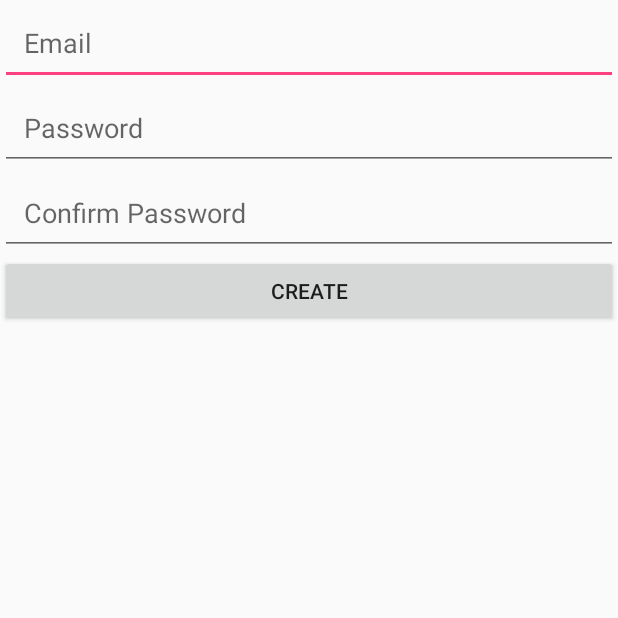
After one commit to kgarg1995/CheggTSMSProject, an Android app: the SignUpActivity screen opened directly, with no data from a screen before it, on a phone screen of 412 x 824 dp, the top half of it. The commit adds this screen. Run offline under Robolectric (Android 15) with nearby library versions, the phone set to English and light mode, and no system bars.

Commit message:
Added login and signup activity

```diff
--- a/app/build.gradle
+++ b/app/build.gradle
@@ -5,7 +5,7 @@ android {
     buildToolsVersion "25.0.2"
     defaultConfig {
         applicationId "com.apprevelations.cheggturtleproject"
-        minSdkVersion 14
+        minSdkVersion 17
         targetSdkVersion 25
         versionCode 1
         versionName "1.0"
--- /dev/null
+++ b/app/src/main/java/com/apprevelations/cheggturtleproject/login/SignUpActivity.java
@@ -0,0 +1,32 @@
+package com.apprevelations.cheggturtleproject.login;
+
+import com.apprevelations.cheggturtleproject.MainActivity;
+import com.apprevelations.cheggturtleproject.R;
+
+import android.content.Intent;
+import android.os.Bundle;
+import android.support.annotation.Nullable;
+import android.support.v7.app.AppCompatActivity;
+import android.view.View;
+import android.widget.Button;
+
+/**
+ * Created by karangarg on 04/06/17.
+ */
+
+public class SignUpActivity extends AppCompatActivity {
+
+    private Button signUp;
+
+    @Override protected void onCreate(@Nullable Bundle savedInstanceState) {
+        super.onCreate(savedInstanceState);
+        setContentView(R.layout.activity_signup);
+        signUp = (Button) findViewById(R.id.signUpButton);
+        signUp.setOnClickListener(new View.OnClickListener() {
+            @Override public void onClick(View v) {
+                Intent intent = new Intent(SignUpActivity.this, MainActivity.class);
+                startActivity(intent);
+            }
+        });
+    }
+}
--- /dev/null
+++ b/app/src/main/res/layout/activity_signup.xml
@@ -0,0 +1,33 @@
+<?xml version="1.0" encoding="utf-8"?>
+<LinearLayout xmlns:android="http://schemas.android.com/apk/res/android"
+              android:orientation="vertical"
+              android:layout_width="match_parent"
+              android:layout_height="match_parent">
+
+
+    <EditText
+            android:padding="16dp"
+            android:layout_width="match_parent"
+            android:layout_height="wrap_content"
+            android:hint="Email"/>
+
+
+    <EditText
+            android:padding="16dp"
+            android:layout_width="match_parent"
+            android:layout_height="wrap_content"
+            android:hint="Password"/>
+
+
+    <EditText
+            android:padding="16dp"
+            android:layout_width="match_parent"
+            android:layout_height="wrap_content"
+            android:hint="Confirm Password"/>
+
+    <Button android:layout_width="match_parent"
+            android:layout_height="wrap_content"
+            android:id="@+id/signUpButton"
+            android:text="Create"/>
+
+</LinearLayout>
```
Also changed, not shown: app/src/main/AndroidManifest.xml (+13 -1 lines), app/src/main/java/com/apprevelations/cheggturtleproject/MainActivity.java (+6 -6 lines), app/src/main/java/com/apprevelations/cheggturtleproject/login/LoginActivity.java (added, +44 -0 lines), app/src/main/res/layout/activity_login.xml (added, +40 -0 lines), app/src/main/res/menu/activity_main_drawer.xml (+6 -6 lines).
